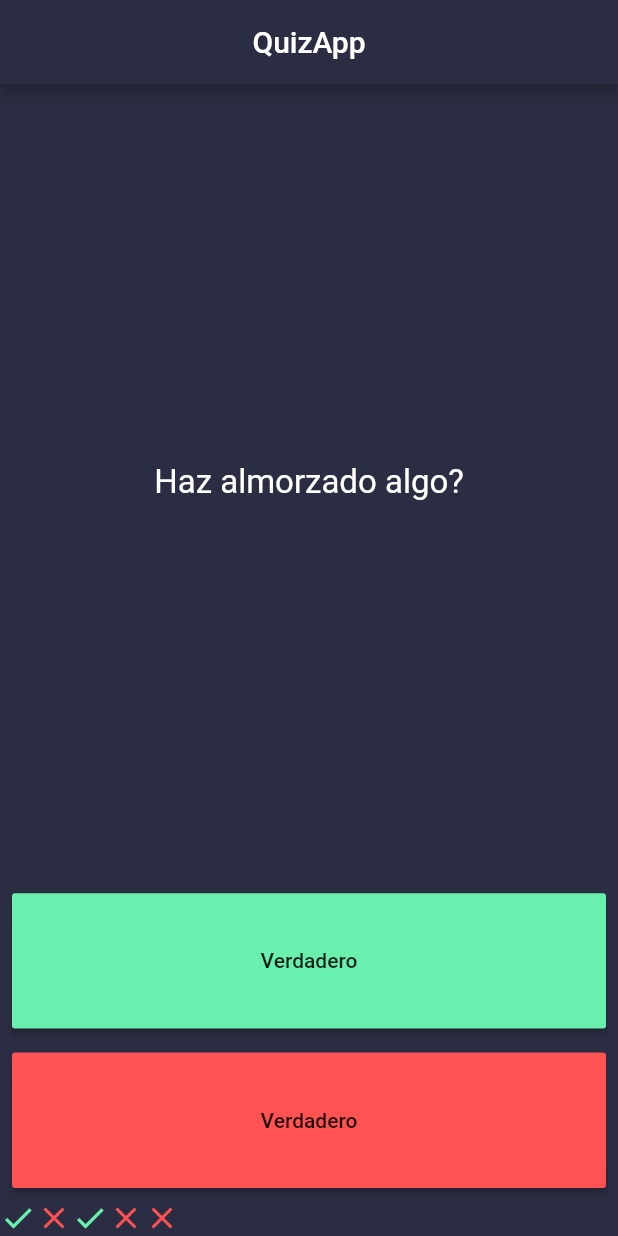
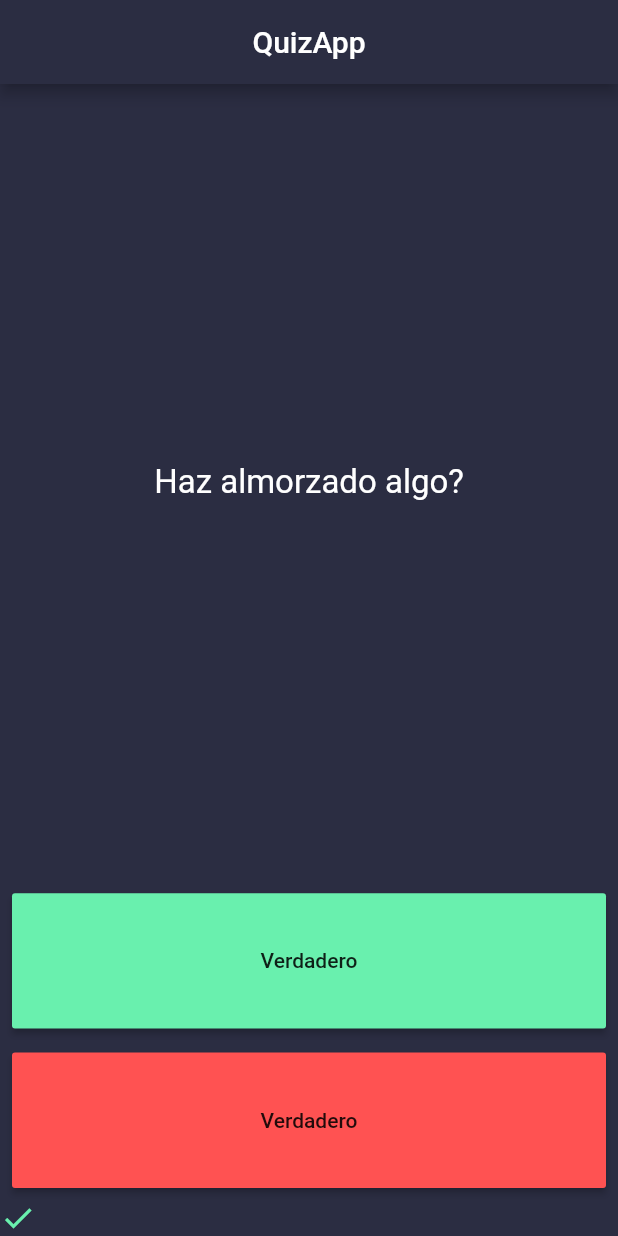
Before and after one commit to stark-ace-1891/tf05p_0015_codigo_quizApp, a Flutter app: the screen it shows after launch, after a tap on "Verdadero", on a phone screen of 412 x 824 dp. Run offline on Flutter 3.47's test engine with Material 2 defaults, Android fonts, the phone set to English and light mode, and no system bars.

Commit message:
Vlidando parcialmente las respuestas

```diff
--- a/lib/main.dart
+++ b/lib/main.dart
@@ -25,26 +25,14 @@ class _QuizPageState extends State<QuizPage> {
     "Sientes frío?",
     "Vas a salir mañana?",
   ];
-  List<bool> answers = [];
+  List<bool> answers = [
+    true,
+    true,
+    false,
+    true,
+  ];
 
-  List<Icon> scoreKeeper = [
-    Icon(
-      Icons.check,
-      color: Colors.greenAccent,
-    ),
-    Icon(
-      Icons.close,
-      color: Colors.redAccent,
-    ),
-    Icon(
-      Icons.check,
-      color: Colors.greenAccent,
-    ),
-    Icon(
-      Icons.close,
-      color: Colors.redAccent,
-    ),
-  ];
+  List<Icon> scoreKeeper = [];
 
   @override
   Widget build(BuildContext context) {
@@ -80,12 +68,23 @@ class _QuizPageState extends State<QuizPage> {
               padding: const EdgeInsets.all(8.0),
               child: MaterialButton(
                 onPressed: () {
-                  if (questionNumber < questions.length - 1) {
-                    questionNumber++;
-                    scoreKeeper.add(Icon(
-                      Icons.close,
-                      color: Colors.redAccent,
-                    ));
+                  print(questionNumber);
+                  if (questionNumber < questions.length) {
+                    bool answerCorrect = answers[questionNumber];
+                    if (answerCorrect == true) {
+                      scoreKeeper.add(Icon(
+                        Icons.check,
+                        color: Colors.greenAccent,
+                      ));
+                    } else {
+                      scoreKeeper.add(Icon(
+                        Icons.close,
+                        color: Colors.redAccent,
+                      ));
+                    }
+                    if (questionNumber < questions.length - 1) {
+                      questionNumber++;
+                    }
                   }
                   setState(() {});
                 },
```
